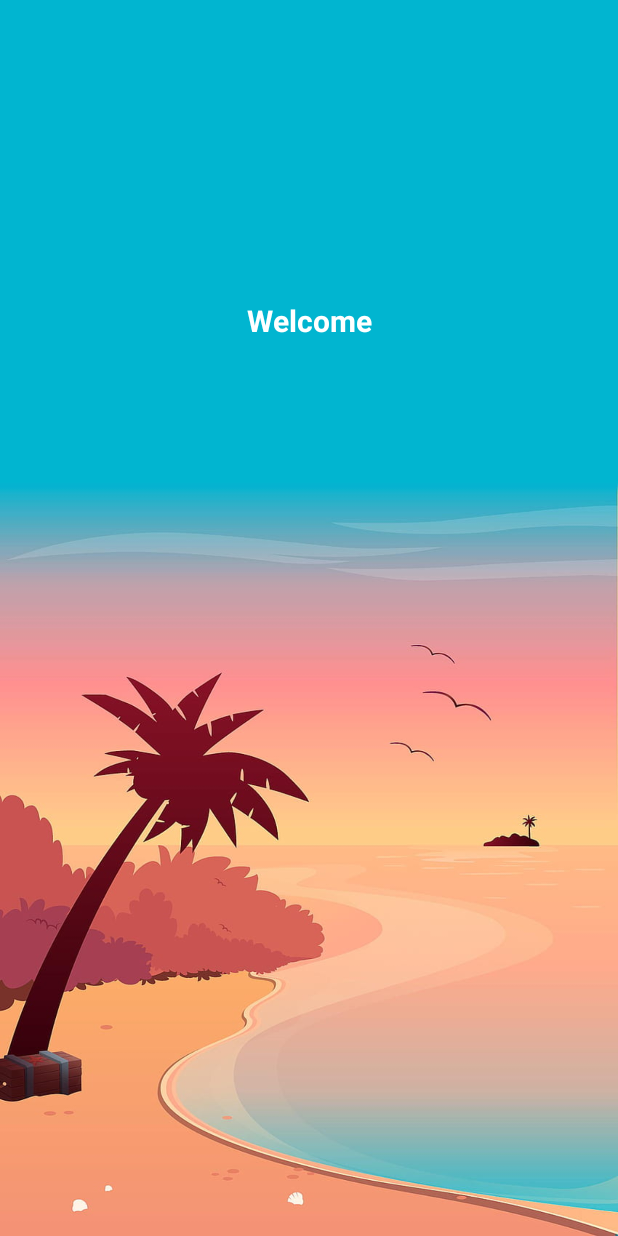
After one commit to Topu646/Simple-Calculator, an Android app: the layout activity_splashscreen.xml on its own in the app's theme, with its tools: preview values and no code run, on a phone screen of 412 x 824 dp. The commit adds this screen. Run offline under Robolectric (Android 15) with nearby library versions, the phone set to English and light mode, and no system bars.

Commit message:
added splash screen

```diff
--- /dev/null
+++ b/app/src/main/res/layout/activity_splashscreen.xml
@@ -0,0 +1,22 @@
+<?xml version="1.0" encoding="utf-8"?>
+<LinearLayout xmlns:android="http://schemas.android.com/apk/res/android"
+    xmlns:app="http://schemas.android.com/apk/res-auto"
+    xmlns:tools="http://schemas.android.com/tools"
+    android:layout_width="match_parent"
+    android:layout_height="match_parent"
+    tools:context=".splashscreen"
+    android:background="@drawable/bg">
+
+    <TextView
+        android:layout_width="match_parent"
+        android:layout_height="wrap_content"
+        android:text="Welcome"
+        android:textSize="20sp"
+        android:textStyle="bold"
+        android:layout_marginTop="200dp"
+        android:textAlignment="center"
+        android:textColor="@color/white"
+
+        />
+
+</LinearLayout>
--- a/app/src/main/res/values-night/themes.xml
+++ b/app/src/main/res/values-night/themes.xml
@@ -1,6 +1,6 @@
 <resources xmlns:tools="http://schemas.android.com/tools">
     <!-- Base application theme. -->
-    <style name="Theme.SimpleCalculator" parent="Theme.MaterialComponents.DayNight.DarkActionBar">
+    <style name="Theme.SimpleCalculator" parent="Theme.MaterialComponents.DayNight.NoActionBar">
         <!-- Primary brand color. -->
         <item name="colorPrimary">@color/purple_200</item>
         <item name="colorPrimaryVariant">@color/purple_700</item>
--- a/app/src/main/res/values/themes.xml
+++ b/app/src/main/res/values/themes.xml
@@ -1,6 +1,6 @@
 <resources xmlns:tools="http://schemas.android.com/tools">
     <!-- Base application theme. -->
-    <style name="Theme.SimpleCalculator" parent="Theme.MaterialComponents.DayNight.DarkActionBar">
+    <style name="Theme.SimpleCalculator" parent="Theme.MaterialComponents.DayNight.NoActionBar">
         <!-- Primary brand color. -->
         <item name="colorPrimary">@color/purple_500</item>
         <item name="colorPrimaryVariant">@color/purple_700</item>
```
Also changed, not shown: app/src/main/AndroidManifest.xml (+9 -1 lines), app/src/main/java/com/example/simplecalculator/splashscreen.java (added, +39 -0 lines), app/src/main/res/layout/activity_main.xml (+109 -2 lines), app/src/main/res/drawable-v24/bg.jpg (added).
